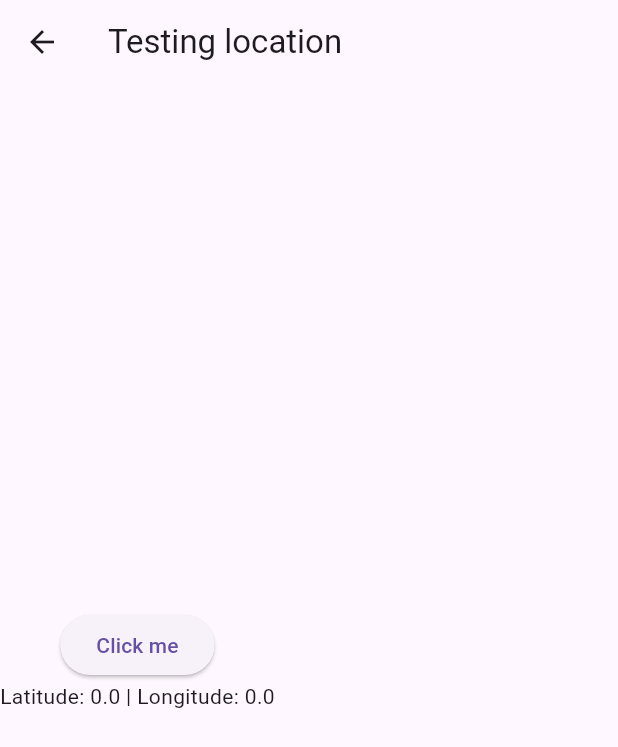
After one commit to Storme419/WildBooks, a Flutter app: the LocationTest screen opened by its route, after a tap on "Click me", on a phone screen of 412 x 824 dp. The commit adds this screen. Shown: the top 747 px of the screen. Run offline on Flutter 3.47's test engine with Material 3 defaults, Android fonts, the phone set to English and light mode, and no system bars; our stand-ins replace geolocator; network calls fail.

Commit message:
geolocation setup

```diff
--- /dev/null
+++ b/wild_books/lib/geolocation_controller.dart
@@ -0,0 +1,51 @@
+import 'package:flutter/material.dart';
+import 'package:geolocator/geolocator.dart';
+
+class GeolocationController extends ChangeNotifier {
+  static GeolocationController instance = GeolocationController();
+
+  double lat = 0.0;
+  double long = 0.0;
+  String error = '';
+
+  LocationController() {
+    getLocation();
+  }
+
+  getLocation() async {
+    try {
+      Position position = await _currentLocation();
+      lat = position.latitude;
+      long = position.longitude;
+    } catch (e) {
+      error = e.toString();
+    }
+    notifyListeners();
+  }
+
+  Future<Position> _currentLocation() async {
+    LocationPermission permission;
+
+    bool isEnabled = await Geolocator.isLocationServiceEnabled();
+
+    if (!isEnabled) {
+      return Future.error('Please enable location sharing on your phone');
+    }
+
+    permission = await Geolocator.checkPermission();
+
+    if (permission == LocationPermission.denied) {
+      permission = await Geolocator.requestPermission();
+
+      if (permission == LocationPermission.denied) {
+        return Future.error('Please enable location sharing on your phone');
+      }
+    }
+
+    if (permission == LocationPermission.deniedForever) {
+      return Future.error('Please enable location sharing on your phone');
+    }
+
+    return await Geolocator.getCurrentPosition();
+  }
+}
--- /dev/null
+++ b/wild_books/lib/geolocation_test.dart
@@ -0,0 +1,23 @@
+import 'package:flutter/material.dart';
+import 'package:wild_books/geolocation_controller.dart';
+
+class LocationTest extends StatelessWidget {
+  const LocationTest({super.key});
+
+  @override
+  Widget build(BuildContext context) {
+    return Scaffold(
+      appBar: AppBar(
+        title: Text('Testing location'),
+      ),
+      body: Column(mainAxisAlignment: MainAxisAlignment.center, children: [
+        ElevatedButton(
+            onPressed: () => GeolocationController.instance.getLocation(),
+            child: Text('Click me')),
+        Text(GeolocationController.instance.error == ''
+            ? 'Latitude: ${GeolocationController.instance.lat} | Longitude: ${GeolocationController.instance.long}'
+            : '${GeolocationController.instance.error}'),
+      ]),
+    );
+  }
+}
--- a/wild_books/lib/main.dart
+++ b/wild_books/lib/main.dart
@@ -2,6 +2,7 @@ import 'package:flutter/material.dart';
 import 'package:wild_books/about_us_page.dart';
 import 'package:wild_books/add_a_book_page.dart';
 import 'package:wild_books/book_shelf_page.dart';
+import 'package:wild_books/geolocation_test.dart';
 import 'package:wild_books/list_of_all_books.dart';
 import 'package:wild_books/search_page.dart';
 import 'package:wild_books/signin_page.dart';
@@ -33,7 +34,8 @@ class MyApp extends StatelessWidget {
               '/sign-in': (context) => SigninPage(),
               '/about-us': (context) => AboutUs(),
               '/add-book': (context) => AddBook(),
-              '/books-list': (context) => ListOfBooks(),
+              //'/books-list': (context) => ListOfBooks(),
+              '/books-list': (context) => LocationTest(),
             },
             home: RootPage(),
           );
```
Also changed, not shown: wild_books/pubspec.yaml (+7 -16 lines), wild_books/pubspec.lock, 5 other files.
